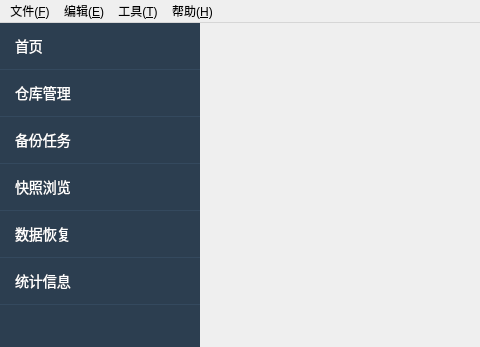
Old version of the form src/ui/MainWindow.ui in the repository zhanglt/restic-gui; both pictures show x 0 to 480 and y 0 to 347 of the 1200 by 800 pixel window.
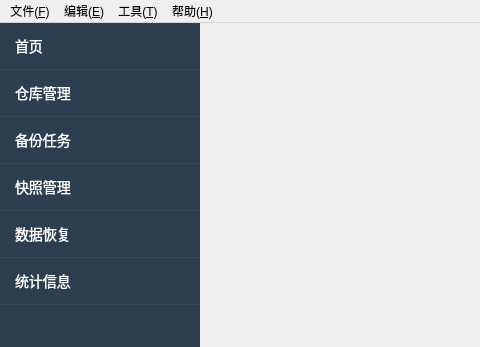
New version of the form.

Commit message: 修改快照管理导航栏名称

```diff
--- a/src/ui/MainWindow.ui
+++ b/src/ui/MainWindow.ui
@@ -79,7 +79,7 @@
       </item>
       <item>
        <property name="text">
-        <string>快照浏览</string>
+        <string>快照管理</string>
        </property>
       </item>
       <item>
```
The commit also changes 3 other files.
